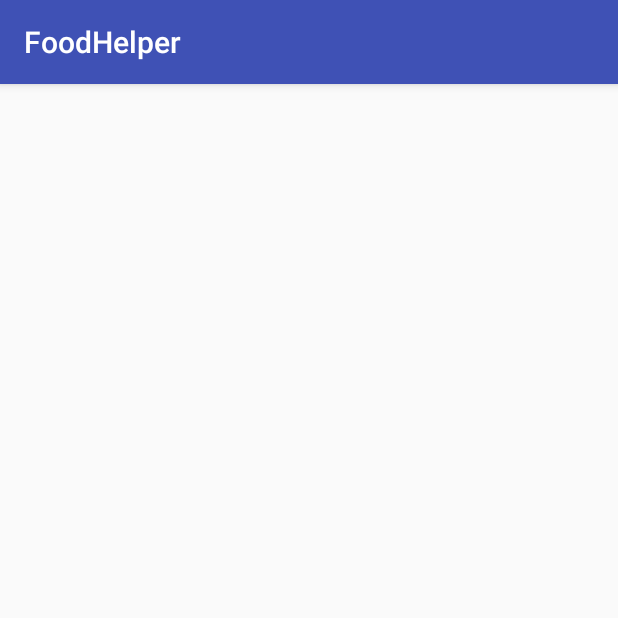
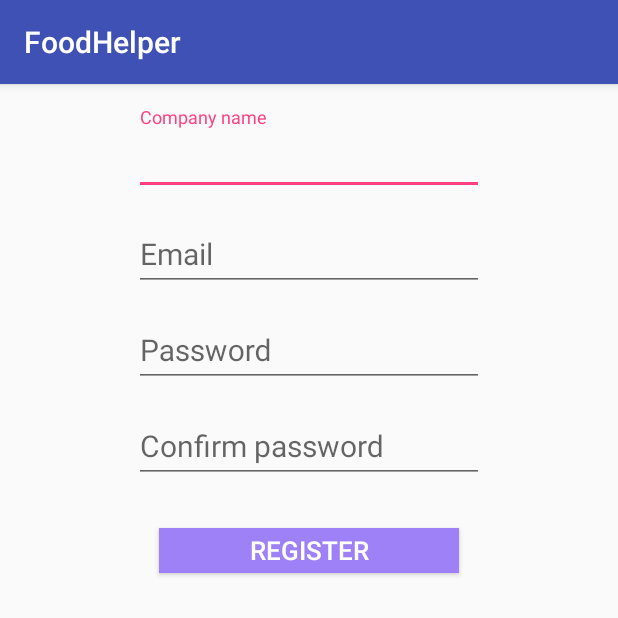
Before and after one commit to axelalex13/FoodShare, an Android app: the Register screen opened directly, with no data from a screen before it, on a phone screen of 412 x 824 dp, the top half of it. Run offline under Robolectric (Android 15) with nearby library versions, the phone set to English and light mode, and no system bars.

Commit message:
login and register

```diff
--- a/app/src/main/res/layout/activity_register.xml
+++ b/app/src/main/res/layout/activity_register.xml
@@ -1,9 +1,119 @@
-<?xml version="1.0" encoding="utf-8"?>
-<android.support.constraint.ConstraintLayout xmlns:android="http://schemas.android.com/apk/res/android"
-    xmlns:app="http://schemas.android.com/apk/res-auto"
-    xmlns:tools="http://schemas.android.com/tools"
+<ScrollView
+    xmlns:android="http://schemas.android.com/apk/res/android"
     android:layout_width="match_parent"
     android:layout_height="match_parent"
-    tools:context="com.example.cristinica.foodhelper.Register">
+    android:fillViewport="true">
 
-</android.support.constraint.ConstraintLayout>
+    <RelativeLayout xmlns:android="http://schemas.android.com/apk/res/android"
+        android:id="@+id/relativeLayout"
+        android:layout_marginTop="15dp"
+        android:layout_width="match_parent"
+        android:layout_height="wrap_content"
+        android:clickable="true"
+        android:focusable="true">
+
+        <android.support.design.widget.TextInputLayout
+            android:id="@+id/firstNameWrapper"
+            android:layout_width="wrap_content"
+            android:layout_height="wrap_content"
+            android:ems="10"
+            android:layout_alignParentTop="true"
+
+            android:layout_centerHorizontal="true">
+
+            <EditText
+                android:id="@+id/firstName"
+                android:layout_width="wrap_content"
+                android:layout_height="wrap_content"
+                android:layout_marginTop="112dp"
+                android:ems="10"
+                android:hint="Company name"
+                android:inputType="text"
+                android:textSize="20sp"/>
+        </android.support.design.widget.TextInputLayout>
+
+
+        <android.support.design.widget.TextInputLayout
+            android:id="@+id/emailWrapper"
+            android:layout_width="wrap_content"
+            android:layout_height="wrap_content"
+
+            android:layout_below="@+id/firstNameWrapper"
+            android:layout_marginTop="5dp"
+            android:ems="10"
+            android:layout_centerHorizontal="true">
+
+            <EditText
+                android:id="@+id/email"
+                android:layout_width="wrap_content"
+                android:layout_height="wrap_content"
+                android:layout_marginTop="10dp"
+                android:ems="10"
+                android:hint="Email"
+                android:inputType="textEmailAddress"
+                android:textSize="20sp"/>
+        </android.support.design.widget.TextInputLayout>
+
+
+
+
+
+        <android.support.design.widget.TextInputLayout
+            android:id="@+id/passwordWrapper"
+            android:layout_width="wrap_content"
+            android:layout_height="wrap_content"
+            android:layout_centerHorizontal="true"
+            android:layout_below="@+id/emailWrapper"
+            android:layout_marginTop="5dp"
+            android:ems="10"
+            >
+
+
+            <EditText
+                android:id="@+id/password"
+                android:layout_width="wrap_content"
+                android:layout_height="wrap_content"
+                android:layout_marginTop="10dp"
+                android:ems="10"
+                android:hint="Password"
+                android:inputType="textPassword"
+                android:textSize="20sp"/>
+        </android.support.design.widget.TextInputLayout>
+
+
+        <android.support.design.widget.TextInputLayout
+            android:id="@+id/confirmPassword"
+            android:layout_width="wrap_content"
+            android:layout_height="wrap_content"
+            android:layout_centerHorizontal="true"
+            android:layout_below="@+id/passwordWrapper"
+            android:layout_marginTop="5dp"
+            >
+
+            <EditText
+                android:id="@+id/password_confirm"
+                android:layout_width="wrap_content"
+                android:layout_height="wrap_content"
+                android:layout_marginTop="10dp"
+                android:ems="10"
+                android:hint="Confirm password"
+                android:inputType="textPassword"
+                android:textSize="20sp"/>
+        </android.support.design.widget.TextInputLayout>
+
+
+        <Button
+            android:id="@+id/register2"
+            style="@style/Widget.AppCompat.Button.Colored"
+            android:layout_width="200dp"
+            android:layout_height="30dp"
+            android:layout_marginTop="30dp"
+            android:layout_marginBottom="10dp"
+            android:layout_below="@+id/confirmPassword"
+            android:layout_centerHorizontal="true"
+            android:background="@color/myGreen"
+            android:text="Register"
+            android:textColorLink="#26ae61"
+            android:textSize="17sp"/>
+    </RelativeLayout>
+</ScrollView>
--- a/app/src/main/res/values/colors.xml
+++ b/app/src/main/res/values/colors.xml
@@ -1,6 +1,11 @@
 <?xml version="1.0" encoding="utf-8"?>
+
 <resources>
     <color name="colorPrimary">#3F51B5</color>
     <color name="colorPrimaryDark">#303F9F</color>
     <color name="colorAccent">#FF4081</color>
+    <color name="myGrey">#fafafa</color>
+    <color name="myGreen">#9F81F7</color>
+    <color name="black">#000000</color>
+
 </resources>
```
Also changed, not shown: app/src/main/java/com/example/cristinica/foodhelper/Login.java (added, +31 -0 lines), app/src/main/res/layout/activity_login.xml (added, +108 -0 lines).
